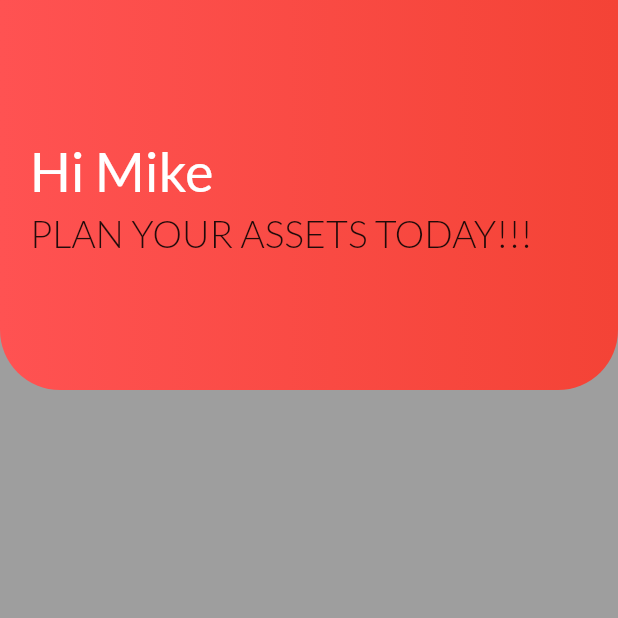
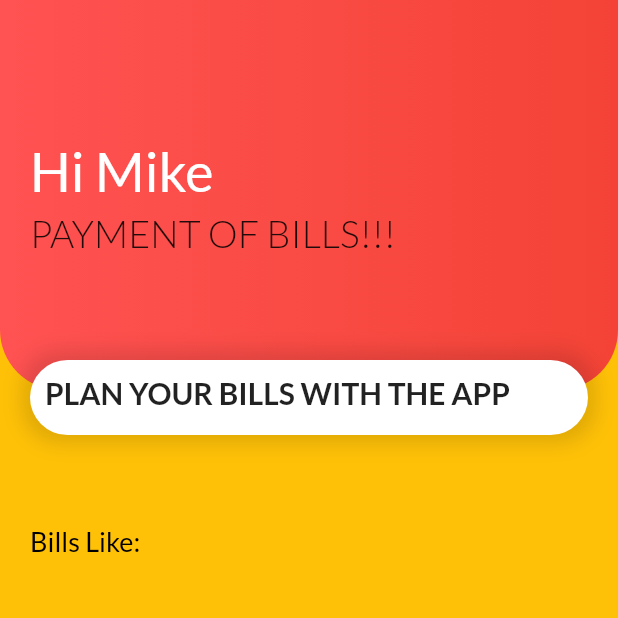
Before and after one commit to Olaitan12/Financial-App, a Flutter app: the BillsPage screen opened directly, on a phone screen of 412 x 824 dp, the top half of it. Run offline on Flutter 3.47's test engine with Material 2 defaults, Android fonts, the phone set to English and light mode, and no system bars; our stand-ins replace google_fonts.

Commit message:
Pages Update

```diff
--- a/lib/main.dart
+++ b/lib/main.dart
@@ -1,14 +1,14 @@
 import 'package:flutter/material.dart';
 import 'package:google_fonts/google_fonts.dart';
 
-import 'src/pages/WelcomePage.dart';
+import 'src/WelcomePage.dart';
 
 
 
 void main() => runApp(MyApp());
 
 class MyApp extends StatelessWidget {
-  // This widget is the root of your application.
+
   @override
   Widget build(BuildContext context) {
     final textTheme = Theme.of(context).textTheme;
--- a/lib/src/pages/BillsPage.dart
+++ b/lib/src/pages/BillsPage.dart
@@ -9,7 +9,7 @@ class _BillsPageState extends State<BillsPage> {
   @override
   Widget build(BuildContext context) {
     return Scaffold(
-      backgroundColor: Colors.grey,
+      backgroundColor: Colors.amber,
       body: SingleChildScrollView(
         child: Column(
             mainAxisAlignment: MainAxisAlignment.start,
@@ -21,6 +21,7 @@ class _BillsPageState extends State<BillsPage> {
                 child: Column(
                   mainAxisAlignment: MainAxisAlignment.start,
                   children: <Widget>[
+                    _buildBillsList('Bills Like:')
                   ],
                 ),
               ),
@@ -36,6 +37,7 @@ class _BillsPageState extends State<BillsPage> {
       children: <Widget>[
         _buildBackgroundCover(),
         _buildGreetings(),
+        _buildBillsAsset(),
       ],
     );
   }
@@ -68,7 +70,7 @@ class _BillsPageState extends State<BillsPage> {
             height: 5.0,
           ),
           Text(
-            "PLAN YOUR ASSETS TODAY!!!",
+            "PAYMENT OF BILLS!!!",
             style: TextStyle(
               fontSize: 25,
               fontWeight: FontWeight.w300,
@@ -78,4 +80,50 @@ class _BillsPageState extends State<BillsPage> {
       ),
     );
   }
+
+  _buildBillsAsset() {
+    return Positioned(
+      bottom: -30,
+      child: Container(
+        height: 50,
+        width: MediaQuery.of(context).size.width - 40,
+        padding: EdgeInsets.all(10),
+        decoration: BoxDecoration(
+            color: Colors.white,
+            borderRadius: BorderRadius.all(Radius.circular(25)),
+            boxShadow: [
+              BoxShadow(
+                color: Colors.black12,
+                spreadRadius: 5.8,
+                blurRadius: 10.8,
+              )
+            ]),
+        child: Text(
+          'PLAN YOUR BILLS WITH THE APP',
+          style: TextStyle(
+            fontSize: 20,
+            fontWeight: FontWeight.bold,
+          ),
+        )
+      ),
+    );
+  }
+
+  _buildBillsList(title) {
+    return Container(
+      margin: EdgeInsets.only(top: 20.0, bottom: 20.0),
+      child: Row(
+        mainAxisAlignment: MainAxisAlignment.spaceBetween,
+        children: <Widget>[
+          Text(
+            title,
+            style: TextStyle(
+              fontSize: 18,
+              fontWeight: FontWeight.w500,
+              color: Colors.black),
+          ),
+        ],
+      ),
+    );
+  }
 }
--- a/lib/src/pages/LoginPage.dart
+++ b/lib/src/pages/LoginPage.dart
@@ -1,6 +1,6 @@
 import 'package:financial_money_app/Widgets/bezierContainer.dart';
 import 'package:flutter/material.dart';
-import 'PlanningPage.dart';
+import '../PlanningPage.dart';
 import 'SignUpPage.dart';
 import 'package:google_fonts/google_fonts.dart';
 
```
Also changed, not shown: lib/src/PlanningPage.dart (renamed from lib/src/pages/PlanningPage.dart, +9 -8 lines), lib/src/WelcomePage.dart (added, +162 -0 lines).
